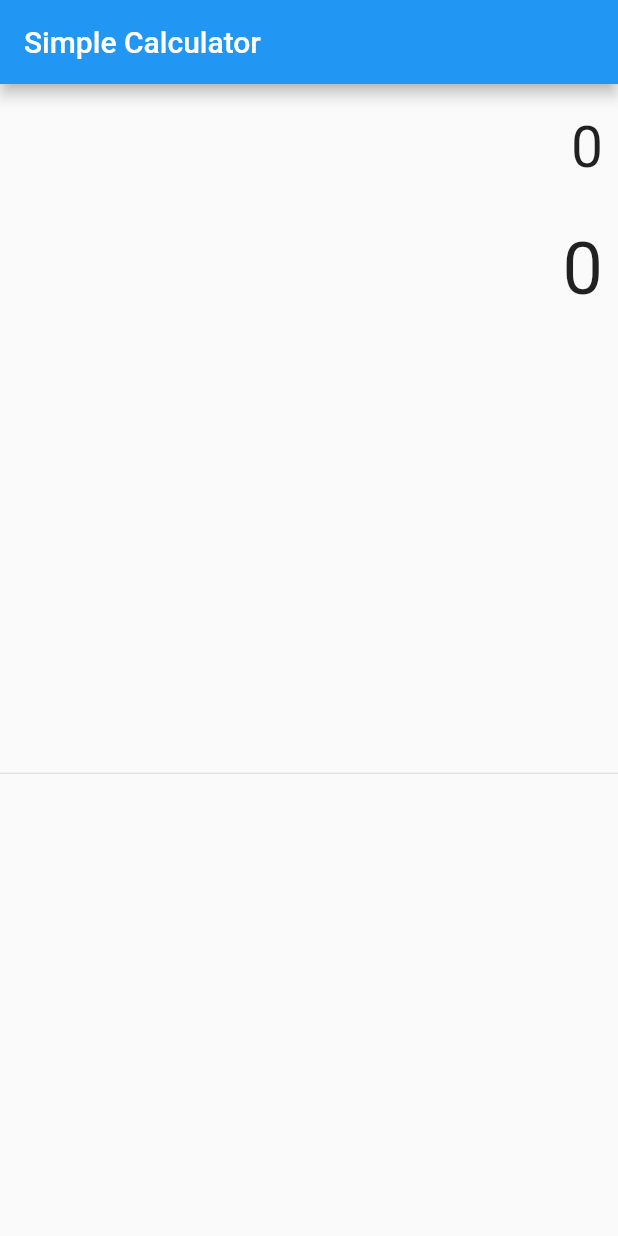
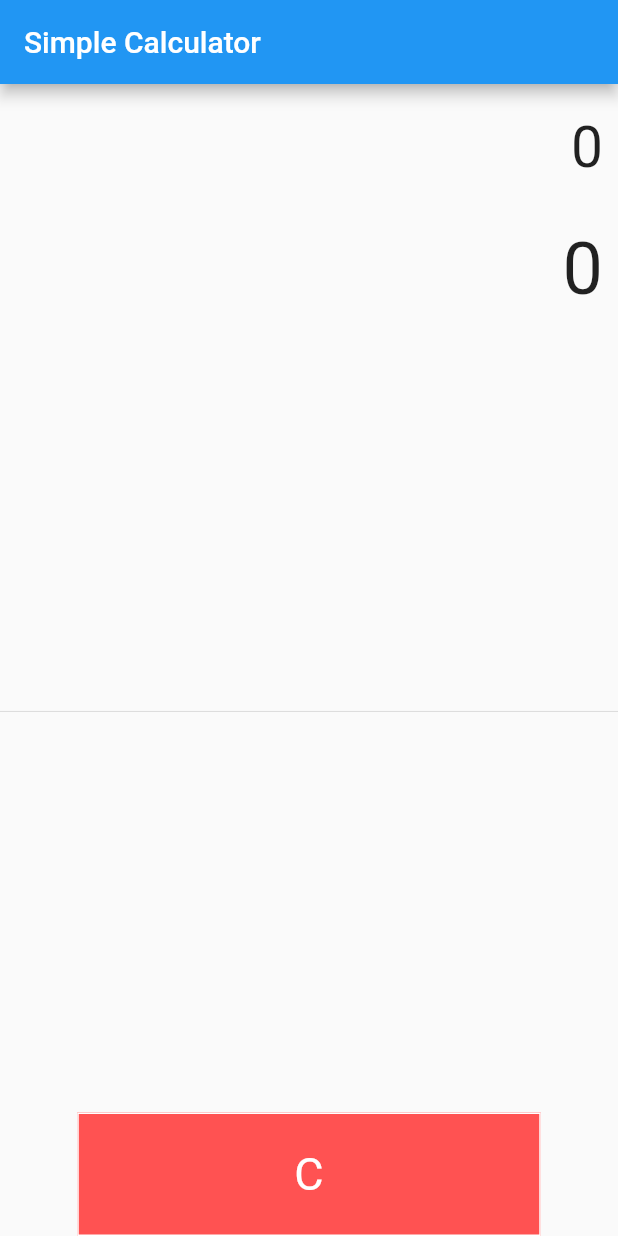
Before and after one commit to dantebarton/flutter_calculator, a Flutter app: the screen it shows after launch, on a phone screen of 412 x 824 dp. Run offline on Flutter 3.47's test engine with Material 2 defaults, Android fonts, the phone set to English and light mode, and no system bars; missing offline and left inert: window_size.

Commit message:
Created CalculatorButton Widget

```diff
--- a/lib/main.dart
+++ b/lib/main.dart
@@ -2,6 +2,7 @@ import 'dart:io';
 
 import 'package:flutter/material.dart';
 import 'package:window_size/window_size.dart';
+import 'package:flutter_calculator/widgets/widgets.dart';
 
 void main() {
   WidgetsFlutterBinding.ensureInitialized();
@@ -65,7 +66,14 @@ class _SimpleCalculatorState extends State<SimpleCalculator> {
               Container(
                 width: MediaQuery.of(context).size.width * .75,
                 child: Table(
-                  children: [TableRow(children: [])],
+                  children: [
+                    TableRow(children: [
+                      CalculatorButton(
+                          buttonText: 'C',
+                          buttonHeight: 1,
+                          buttonColor: Colors.redAccent)
+                    ])
+                  ],
                 ),
               )
             ],
--- a/widgets/calc_button.dart
+++ b/lib/widgets/calc_button.dart
@@ -19,8 +19,8 @@ class _CalculatorButtonState extends State<CalculatorButton> {
   @override
   Widget build(BuildContext context) {
     return Container(
-      height: MediaQuery.of(context).size.height * 0.1,
-      color: Colors.redAccent,
+      height: MediaQuery.of(context).size.height * 0.1 * widget.buttonHeight,
+      color: widget.buttonColor,
       child: FlatButton(
           shape: RoundedRectangleBorder(
               borderRadius: BorderRadius.circular(0.0),
@@ -29,7 +29,7 @@ class _CalculatorButtonState extends State<CalculatorButton> {
           padding: EdgeInsets.all(16.0),
           onPressed: null,
           child: Text(
-            "C",
+            widget.buttonText,
             style: TextStyle(
                 fontSize: 30.0,
                 fontWeight: FontWeight.normal,
```
Also changed, not shown: lib/widgets/widgets.dart (renamed from widgets/widgets.dart).
